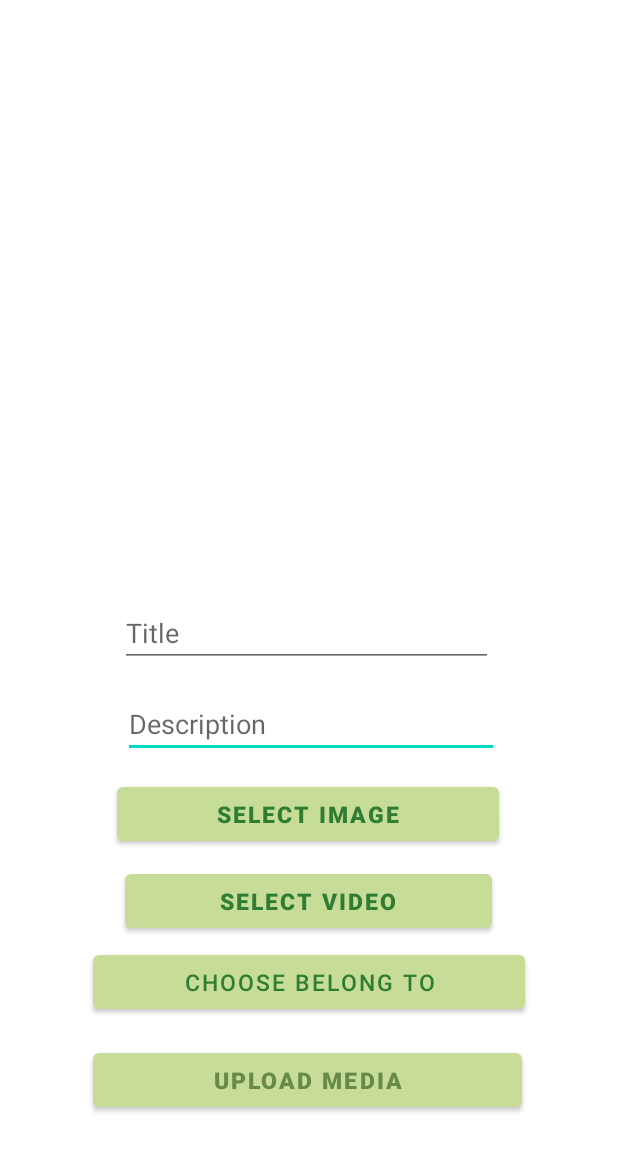
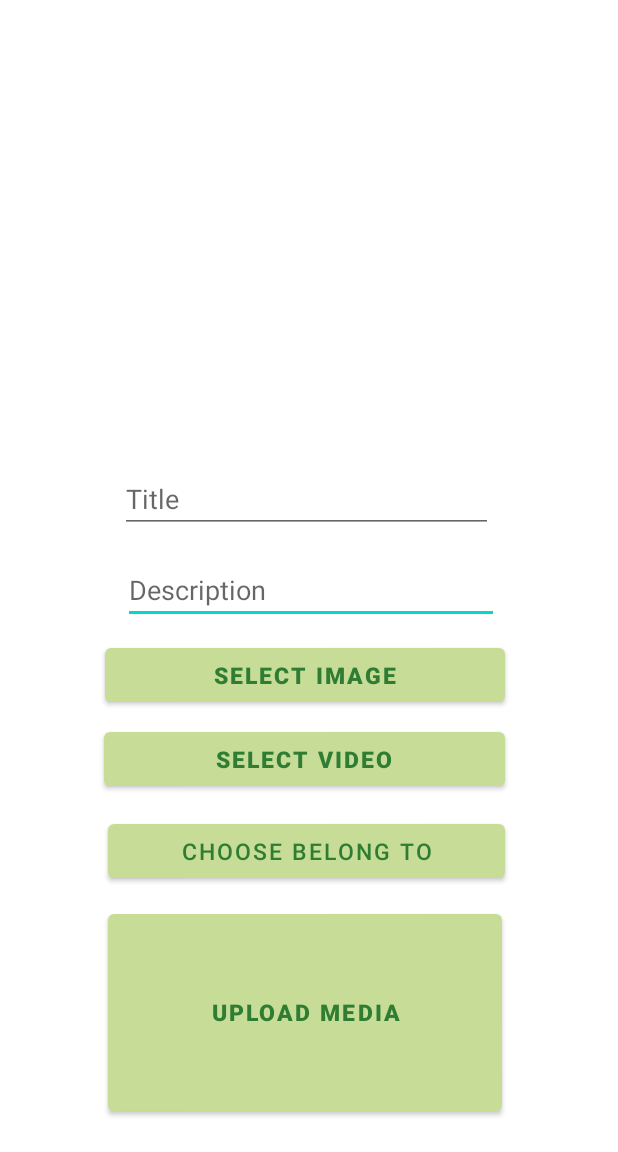
Before and after one commit to knn3/StoryBook, an Android app: the CaretakerUploading screen opened directly, with no data from a screen before it, on a phone screen of 412 x 824 dp, the part 84-1236 px from its top. Run offline under Robolectric (Android 15) with nearby library versions, the phone set to English and light mode, and no system bars; our stand-ins replace Firebase (no records; nobody signed in at launch, a user with empty details on screens opened directly); pictures from the network do not load.

```diff
--- a/app/src/main/java/com/example/storbook/GalleryFinal.java
+++ b/app/src/main/java/com/example/storbook/GalleryFinal.java
@@ -56,7 +56,7 @@ public class GalleryFinal extends AppCompatActivity {
 
     //back button
     public void onBackClick(View v){
-        Intent myIntent = new Intent(this, MainActivity.class);
+        Intent myIntent = new Intent(this, GalleryOfPhotoAndVideo.class);
         this.startActivity(myIntent);
     }
 
--- a/app/src/main/java/com/example/storbook/MainActivity.java
+++ b/app/src/main/java/com/example/storbook/MainActivity.java
@@ -113,7 +113,7 @@ public class MainActivity extends AppCompatActivity {
        // MainActivity.this.startActivity(myIntent);
     }
     public void goGallery (View view){
-        Intent myIntent = new Intent(MainActivity.this, VideoGallery.class);
+        Intent myIntent = new Intent(MainActivity.this, GalleryOfPhotoAndVideo.class);
         MainActivity.this.startActivity(myIntent);
     }
     public void goPeople (View view){
--- a/app/src/main/res/layout/activity_caretaker_uploading.xml
+++ b/app/src/main/res/layout/activity_caretaker_uploading.xml
@@ -34,15 +34,15 @@
 
     <Button
         android:id="@+id/selectImagebtn"
-        android:layout_width="wrap_content"
+        android:layout_width="266dp"
         android:layout_height="wrap_content"
 
-        android:layout_above="@+id/videoBtn"
+        android:layout_below="@+id/descriptionText"
         android:layout_alignParentStart="true"
         android:layout_alignParentEnd="true"
-        android:layout_marginStart="78dp"
-        android:layout_marginEnd="79dp"
-        android:layout_marginBottom="10dp"
+        android:layout_marginStart="70dp"
+        android:layout_marginTop="10dp"
+        android:layout_marginEnd="75dp"
         android:text="Select Image"
         android:textColor="#2E7D32"
         android:textSize="15sp"
@@ -50,16 +50,18 @@
 
     <Button
         android:id="@+id/uploadBtn"
-        android:layout_width="wrap_content"
+        android:layout_width="262dp"
         android:layout_height="wrap_content"
+        android:layout_below="@+id/chooserelationbtn"
         android:layout_alignParentStart="true"
         android:layout_alignParentEnd="true"
         android:layout_alignParentBottom="true"
-        android:layout_marginStart="62dp"
-        android:layout_marginEnd="64dp"
-        android:layout_marginBottom="24dp"
+        android:layout_marginStart="72dp"
+        android:layout_marginTop="12dp"
+        android:layout_marginEnd="77dp"
+        android:layout_marginBottom="21dp"
         android:text="Upload Media"
-        android:textColor="@color/text_color"
+        android:textColor="#2E7D32"
         android:textSize="15sp"
         android:textStyle="bold" />
 
@@ -77,14 +79,14 @@
 
     <Button
         android:id="@+id/videoBtn"
-        android:layout_width="wrap_content"
+        android:layout_width="265dp"
         android:layout_height="wrap_content"
-        android:layout_above="@+id/chooserelationbtn"
+        android:layout_below="@+id/selectImagebtn"
         android:layout_alignParentStart="true"
         android:layout_alignParentEnd="true"
-        android:layout_marginStart="83dp"
-        android:layout_marginEnd="84dp"
-        android:layout_marginBottom="474dp"
+        android:layout_marginStart="69dp"
+        android:layout_marginTop="8dp"
+        android:layout_marginEnd="75dp"
         android:minHeight="48dp"
         android:text="Select Video"
         android:textColor="#2E7D32"
@@ -93,29 +95,29 @@
 
     <Button
         android:id="@+id/chooserelationbtn"
-        android:layout_width="287dp"
+        android:layout_width="264dp"
         android:layout_height="wrap_content"
-        android:layout_above="@id/uploadBtn"
+        android:layout_below="@+id/videoBtn"
         android:layout_alignParentStart="true"
         android:layout_alignParentEnd="true"
-        android:layout_marginStart="62dp"
-        android:layout_marginTop="-468dp"
-        android:layout_marginEnd="62dp"
-        android:layout_marginBottom="17dp"
+        android:layout_marginStart="72dp"
+        android:layout_marginTop="13dp"
+        android:layout_marginEnd="75dp"
         android:text="choose belong to"
         android:textColor="#2E7D32"
-        android:textSize="15sp" />
+        android:textSize="15sp"
+        tools:textStyle="bold" />
 
     <EditText
         android:id="@+id/descriptionText"
         android:layout_width="wrap_content"
         android:layout_height="wrap_content"
-        android:layout_above="@+id/selectImagebtn"
+        android:layout_below="@+id/titleText"
         android:layout_alignParentStart="true"
         android:layout_alignParentEnd="true"
         android:layout_marginStart="82dp"
+        android:layout_marginTop="15dp"
         android:layout_marginEnd="79dp"
-        android:layout_marginBottom="13dp"
         android:ems="10"
         android:hint="Description"
         android:inputType="textPersonName" />
@@ -124,12 +126,12 @@
         android:id="@+id/titleText"
         android:layout_width="248dp"
         android:layout_height="wrap_content"
-        android:layout_above="@+id/descriptionText"
         android:layout_alignParentStart="true"
+        android:layout_alignParentTop="true"
         android:layout_alignParentEnd="true"
         android:layout_marginStart="80dp"
+        android:layout_marginTop="366dp"
         android:layout_marginEnd="83dp"
-        android:layout_marginBottom="15dp"
         android:ems="10"
         android:hint="Title"
         android:inputType="textPersonName" />
```
Also changed, not shown: app/src/main/AndroidManifest.xml (+7 -4 lines), app/src/main/java/com/example/storbook/GalleryOfPhotoAndVideo.java (added, +33 -0 lines), app/src/main/java/com/example/storbook/VideoGallery.java (+27 -34 lines), app/src/main/res/layout/activity_gallery_of_photo_and_video.xml (added, +61 -0 lines).
